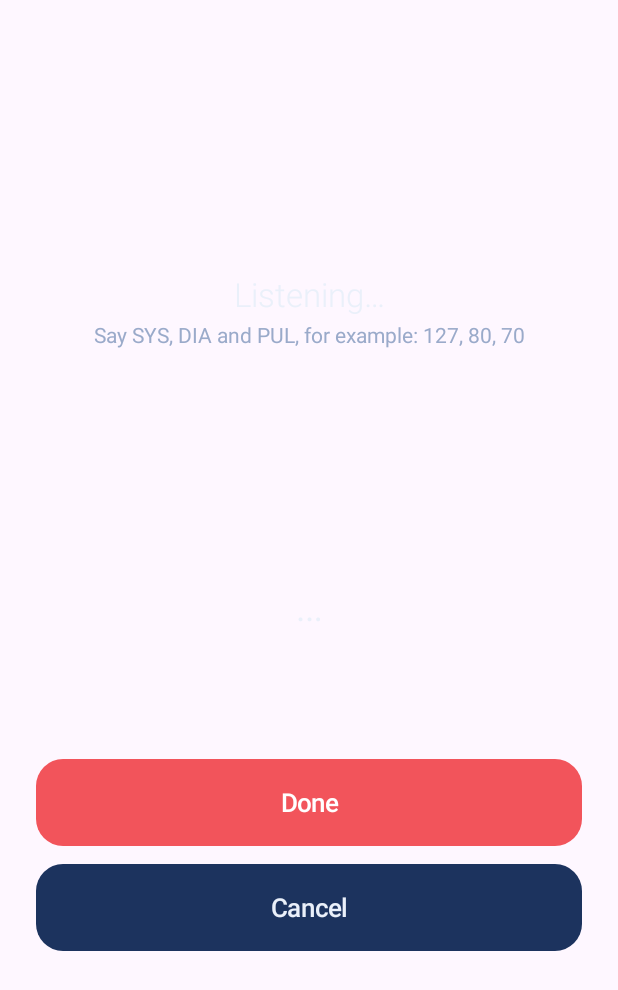
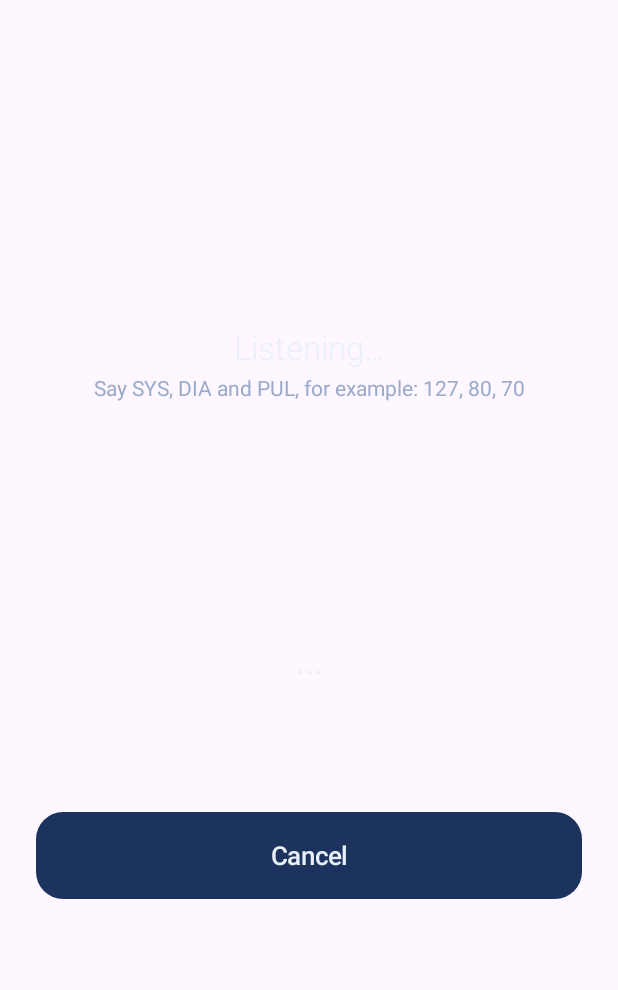
Before and after one commit to comevava76-web/personalhealthy, an Android app built with Jetpack Compose: the composable ListenScreen shown on its own in the app's theme, on a phone screen of 412 x 824 dp. Shown: the top 990 px of the screen. Run offline under Robolectric (Android 15) with nearby library versions, the phone set to English and light mode, and no system bars; libraries missing offline, so code that uses them is left out: com.journeyapps.barcodescanner.

Commit message:
Microphone: no Done button; it ends by itself, the only confirmation is Save
Co-Authored-By: Claude Opus 5.5 <noreply@anthropic.com>
Claude-Session: https://claude.ai/code/session_01HVZvBazZhZm9RtUYMabxtB

```diff
--- a/android/app/src/main/java/ch/personalhealthy/app/Listen.kt
+++ b/android/app/src/main/java/ch/personalhealthy/app/Listen.kt
@@ -40,7 +40,7 @@ import java.util.Locale
  * Listening inside the app, instead of the phone's standard speech window: bars that move with the voice,
  * the words appearing while they are said. It gives time: a pause, or silence before starting, does not end it;
  * listening starts again by itself and the pieces are joined ("127 … 80 … 70"). It ends by itself as soon as
- * three numbers are heard, when the person taps Done, or after [MAX_LISTEN_MS].
+ * three numbers are heard, or after [MAX_LISTEN_MS]: no extra tap, the only confirmation is Save afterwards.
  * [onResult] gets the transcriptions (best first); [onFail] a message to show.
  */
 @Composable
@@ -48,7 +48,6 @@ fun ListenScreen(onResult: (List<String>) -> Unit, onFail: (String) -> Unit, onC
     val ctx = LocalContext.current
     var heard by remember { mutableStateOf("") }
     val levels = remember { mutableStateListOf<Float>().apply { repeat(BARS) { add(0f) } } }
-    val stop = remember { mutableStateOf<(() -> Unit)?>(null) }   // "Done": finish with what was heard
 
     DisposableEffect(Unit) {
         val rec = SpeechRecognizer.createSpeechRecognizer(ctx)
@@ -56,7 +55,6 @@ fun ListenScreen(onResult: (List<String>) -> Unit, onFail: (String) -> Unit, onC
         val started = SystemClock.elapsedRealtime()
         var committed = ""     // what was said in the earlier pieces
         var done = false
-        var finishing = false  // Done was tapped: the next result ends it
         val intent = Intent(RecognizerIntent.ACTION_RECOGNIZE_SPEECH)
             .putExtra(RecognizerIntent.EXTRA_LANGUAGE_MODEL, RecognizerIntent.LANGUAGE_MODEL_FREE_FORM)
             .putExtra(RecognizerIntent.EXTRA_LANGUAGE, Locale.getDefault().toLanguageTag())
@@ -74,7 +72,6 @@ fun ListenScreen(onResult: (List<String>) -> Unit, onFail: (String) -> Unit, onC
         }
         fun listenAgain() = main.postDelayed({ if (!done) rec.startListening(intent) }, 150)
         fun timeLeft() = SystemClock.elapsedRealtime() - started < MAX_LISTEN_MS
-        stop.value = { finishing = true; rec.stopListening(); main.postDelayed({ finish(emptyList()) }, 1500) }
 
         rec.setRecognitionListener(object : RecognitionListener {
             override fun onReadyForSpeech(params: Bundle?) {}
@@ -98,8 +95,8 @@ fun ListenScreen(onResult: (List<String>) -> Unit, onFail: (String) -> Unit, onC
                 committed = (committed + " " + (list.firstOrNull() ?: "")).trim()
                 heard = committed
                 val alternatives = list.map { (before + " " + it).trim() }
-                // three numbers heard, Done tapped, or time is up: finished; otherwise keep listening
-                if (finishing || numbersIn(committed) >= 3 || !timeLeft()) finish(alternatives) else listenAgain()
+                // three numbers heard, or time is up: finished; otherwise keep listening
+                if (numbersIn(committed) >= 3 || !timeLeft()) finish(alternatives) else listenAgain()
             }
             override fun onError(error: Int) {
                 if (done) return
@@ -108,7 +105,7 @@ fun ListenScreen(onResult: (List<String>) -> Unit, onFail: (String) -> Unit, onC
                     SpeechRecognizer.ERROR_NETWORK, SpeechRecognizer.ERROR_NETWORK_TIMEOUT, SpeechRecognizer.ERROR_SERVER ->
                         { done = true; onFail(t(R.string.voice_network)) }
                     // silence or nothing recognised: not a reason to stop, the person may still be about to speak
-                    else -> if (!finishing && timeLeft()) listenAgain() else finish(emptyList())
+                    else -> if (timeLeft()) listenAgain() else finish(emptyList())
                 }
             }
             override fun onEvent(eventType: Int, params: Bundle?) {}
@@ -144,7 +141,6 @@ fun ListenScreen(onResult: (List<String>) -> Unit, onFail: (String) -> Unit, onC
             textAlign = TextAlign.Center, modifier = Modifier.fillMaxWidth().height(90.dp)
         )
         Spacer(Modifier.height(24.dp))
-        BigButton(t(R.string.voice_done)) { stop.value?.invoke() }
         BigButton(t(R.string.cancel), color = C.Surface2, textColor = C.Ink, onClick = onCancel)
     }
 }
--- a/android/app/src/main/res/values/strings.xml
+++ b/android/app/src/main/res/values/strings.xml
@@ -173,7 +173,6 @@
     <string name="voice_retry">Say again</string>
     <string name="voice_not_understood">I did not understand the numbers. Try again: SYS, DIA and PUL.</string>
     <string name="listening">Listening…</string>
-    <string name="voice_done">Done</string>
     <string name="voice_permission">To say the values aloud, allow HINT to use the microphone.</string>
     <string name="voice_network">Speech recognition needs the internet. Check the connection and try again.</string>
     <string name="voice_missing">I heard only %1$s: a number is missing. Say all three: SYS, DIA and PUL.</string>
```
Also changed, not shown: 3 other files.
